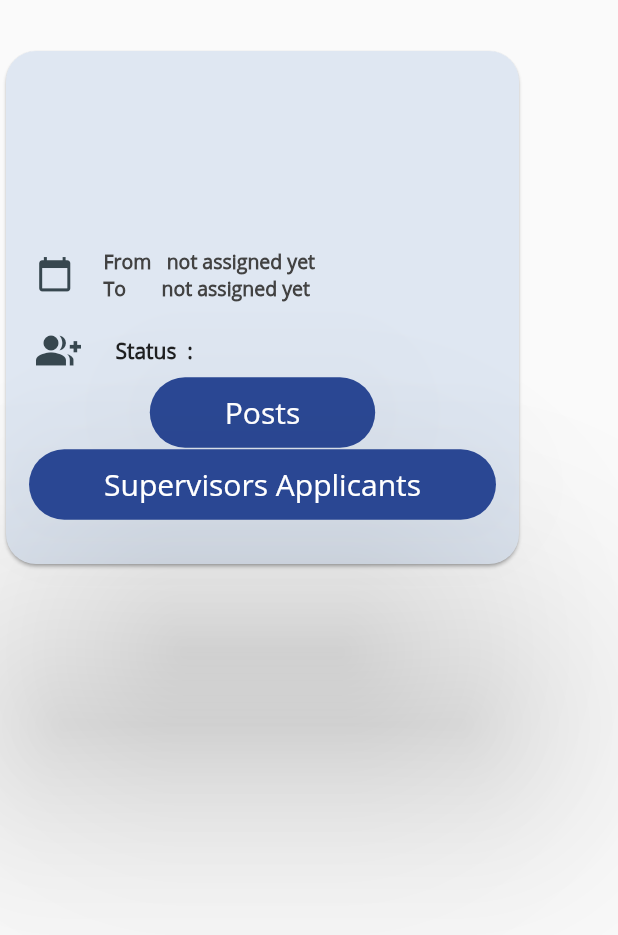
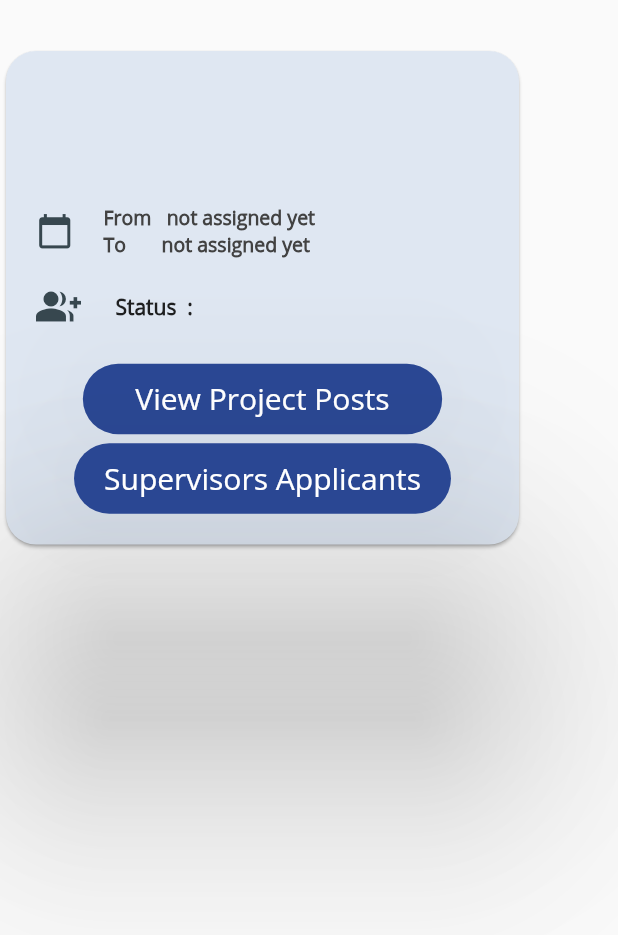
Before and after one commit to CocodeApp/co-code, a Flutter app: the ProjectDetails widget shown alone on an empty page, opened directly with empty values, on a phone screen of 412 x 824 dp, the part 225-1160 px from its top. Run offline on Flutter 3.47's test engine with Material 2 defaults, Android fonts, the phone set to English and light mode, and no system bars; our stand-ins replace cloud_firestore, convex_bottom_bar, dots_indicator, firebase_auth, firebase_core, flutter_bloc and 5 more; missing offline and left inert: flutter_form_bloc, form_bloc, kf_drawer, slimy_card, spring_button; accounts and stored records are empty; statements that could not run were skipped.

Commit message:
Fixed a navigation error

```diff
--- a/cocode/lib/features/viewProject/viewProject.dart
+++ b/cocode/lib/features/viewProject/viewProject.dart
@@ -46,7 +46,10 @@ class _viewProjectState extends State<viewProject> {
                 leading: BackButton(
                   color: Colors.indigo,
                   onPressed: () {
-                    Navigator.pop(context);
+                    Navigator.pop(context,
+                        MaterialPageRoute(builder: (_) {
+                          return homePageView();
+                        }));
                   },
                 ),
                 backgroundColor: Colors.white,
@@ -224,7 +227,6 @@ class ProjectDetails extends StatelessWidget {
         ),
         SizedBox(
           width: 350,
-          height: 350,
           child: Card(
             color: new Color(0xFFdfe7f2),
             shape: RoundedRectangleBorder(
@@ -341,7 +343,10 @@ class ProjectDetails extends StatelessWidget {
                           if (listofmembers.contains(Auth.getCurrentUserID()) ||
                               currentSuper.compareTo(user) == 0 ||
                               currentOwner.compareTo(user) == 0) {
-                            return Column(
+                            return Padding(
+                              padding: const EdgeInsets.all(20.0),
+                              child: Column(
+                                mainAxisAlignment: MainAxisAlignment.spaceAround,
                                 children: <Widget>[
                                   Center(
                                     child: RawMaterialButton(
@@ -351,10 +356,10 @@ class ProjectDetails extends StatelessWidget {
                                       child: Padding(
                                         padding: const EdgeInsets.symmetric(
                                           vertical: 10.0,
-                                        horizontal: 50.0,
+                                          horizontal: 35.0,
                                         ),
                                         child: Text(
-                                        "Posts",
+                                          "View Project Posts",
                                           style: TextStyle(
                                               color: Colors.white,
                                               fontSize: 20.0),
@@ -369,6 +374,9 @@ class ProjectDetails extends StatelessWidget {
                                       shape: const StadiumBorder(),
                                     ),
                                   ),
+                                  SizedBox(
+                                    height: 5.0,
+                                  ),
                                   Center(
                                     child: listofwhat != ""
                                         ? RawMaterialButton(
@@ -378,7 +386,7 @@ class ProjectDetails extends StatelessWidget {
                                             child: Padding(
                                               padding: const EdgeInsets.symmetric(
                                                 vertical: 10.0,
-                                              horizontal: 50.0,
+                                                horizontal: 20.0,
                                               ),
                                               child: Text(
                                                 listofwhat,
@@ -406,6 +414,7 @@ class ProjectDetails extends StatelessWidget {
                                           ),
                                   ),
                                 ],
+                              ),
                             );
                           }
                         }
```
Also changed, not shown: 1 other file. Lines whose indentation alone changed are shown as unchanged.
